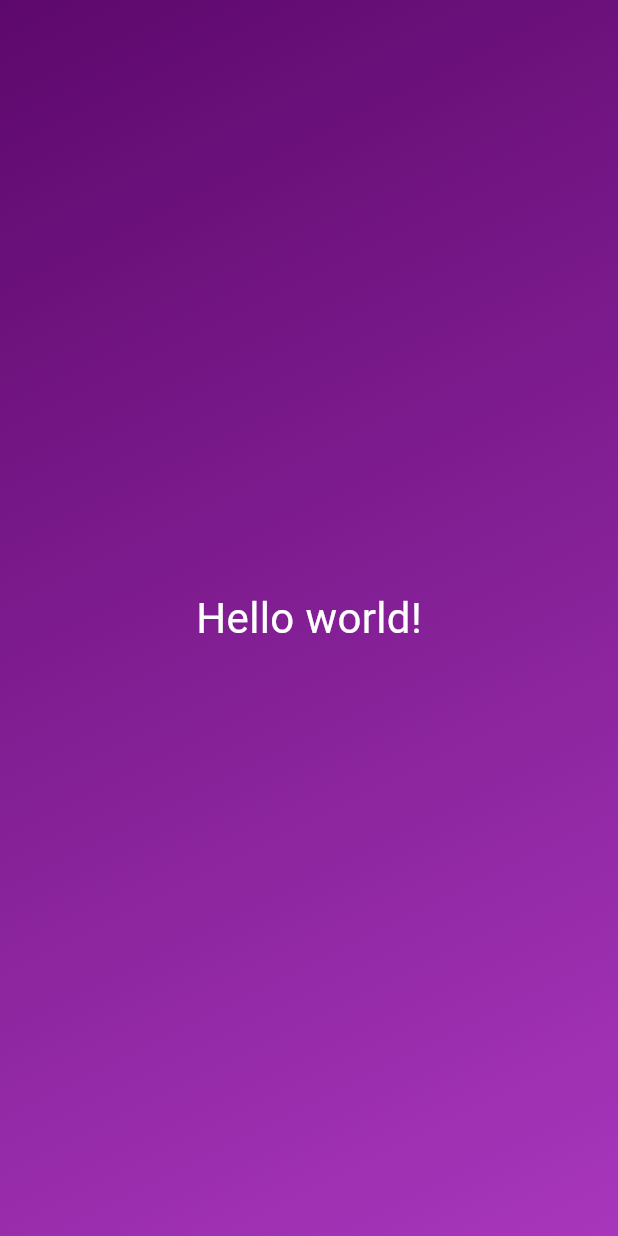
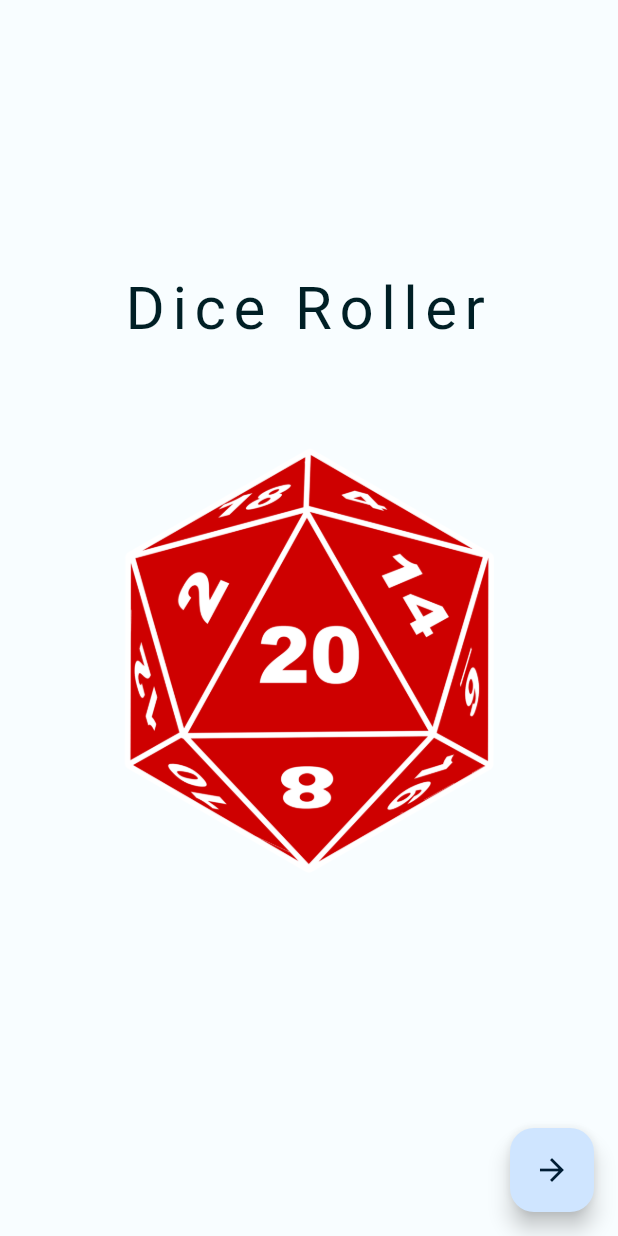
Before and after one commit to alvaromateo/dice_app, a Flutter app: the screen it shows after launch, on a phone screen of 412 x 824 dp. Run offline on Flutter 3.47's test engine with Material 3 defaults, Android fonts, the phone set to English and light mode, and no system bars; our stand-ins replace bloc, equatable, flutter_form_builder.

Commit message:
Add bloc for state management, splash screen and selection screen.

```diff
--- /dev/null
+++ b/lib/color_schemes.dart
@@ -0,0 +1,73 @@
+import 'package:flutter/material.dart';
+
+const lightColorScheme = ColorScheme(
+  brightness: Brightness.light,
+  primary: Color(0xFF00629D),
+  onPrimary: Color(0xFFFFFFFF),
+  primaryContainer: Color(0xFFCFE5FF),
+  onPrimaryContainer: Color(0xFF001D34),
+  secondary: Color(0xFF00639B),
+  onSecondary: Color(0xFFFFFFFF),
+  secondaryContainer: Color(0xFFCEE5FF),
+  onSecondaryContainer: Color(0xFF001D33),
+  tertiary: Color(0xFF2B5EA7),
+  onTertiary: Color(0xFFFFFFFF),
+  tertiaryContainer: Color(0xFFD7E3FF),
+  onTertiaryContainer: Color(0xFF001B3E),
+  error: Color(0xFFBA1A1A),
+  errorContainer: Color(0xFFFFDAD6),
+  onError: Color(0xFFFFFFFF),
+  onErrorContainer: Color(0xFF410002),
+  background: Color(0xFFF8FDFF),
+  onBackground: Color(0xFF001F25),
+  surface: Color(0xFFF8FDFF),
+  onSurface: Color(0xFF001F25),
+  surfaceVariant: Color(0xFFDEE3EB),
+  onSurfaceVariant: Color(0xFF42474E),
+  outline: Color(0xFF72777F),
+  onInverseSurface: Color(0xFFD6F6FF),
+  inverseSurface: Color(0xFF00363F),
+  inversePrimary: Color(0xFF99CBFF),
+  shadow: Color(0xFF000000),
+  surfaceTint: Color(0xFF00629D),
+  outlineVariant: Color(0xFFC2C7CF),
+  scrim: Color(0xFF000000),
+);
+
+const darkColorScheme = ColorScheme(
+  brightness: Brightness.dark,
+  primary: Color(0xFF99CBFF),
+  onPrimary: Color(0xFF003354),
+  primaryContainer: Color(0xFF004A78),
+  onPrimaryContainer: Color(0xFFCFE5FF),
+  secondary: Color(0xFF97CBFF),
+  onSecondary: Color(0xFF003353),
+  secondaryContainer: Color(0xFF004A76),
+  onSecondaryContainer: Color(0xFFCEE5FF),
+  tertiary: Color(0xFFAAC7FF),
+  onTertiary: Color(0xFF002F65),
+  tertiaryContainer: Color(0xFF00458E),
+  onTertiaryContainer: Color(0xFFD7E3FF),
+  error: Color(0xFFFFB4AB),
+  errorContainer: Color(0xFF93000A),
+  onError: Color(0xFF690005),
+  onErrorContainer: Color(0xFFFFDAD6),
+  background: Color(0xFF001F25),
+  onBackground: Color(0xFFA6EEFF),
+  surface: Color(0xFF001F25),
+  onSurface: Color(0xFFA6EEFF),
+  surfaceVariant: Color(0xFF42474E),
+  onSurfaceVariant: Color(0xFFC2C7CF),
+  outline: Color(0xFF8C9199),
+  onInverseSurface: Color(0xFF001F25),
+  inverseSurface: Color(0xFFA6EEFF),
+  inversePrimary: Color(0xFF00629D),
+  shadow: Color(0xFF000000),
+  surfaceTint: Color(0xFF99CBFF),
+  outlineVariant: Color(0xFF42474E),
+  scrim: Color(0xFF000000),
+);
+
+ColorScheme color(BuildContext context) {
+  return Theme.of(context).colorScheme;
+}
--- /dev/null
+++ b/lib/components/scaffold_wrapper.dart
@@ -0,0 +1,47 @@
+import 'package:flutter/material.dart';
+
+import '../color_schemes.dart';
+
+import 'package:dice_app/components/results.dart';
+import 'package:dice_app/components/select_dice.dart';
+import 'package:dice_app/components/splash.dart';
+
+class ScaffoldWrapper extends StatelessWidget {
+  final Widget content;
+
+  const ScaffoldWrapper(this.content, {Key? key}) : super(key: key);
+
+  // This widget is the root of your application.
+  @override
+  Widget build(BuildContext context) {
+    return Scaffold(
+      backgroundColor: color(context).background,
+      body: content,
+      floatingActionButton: FloatingActionButton(
+        onPressed: () {
+          switch (content.runtimeType) {
+            case SelectDice:
+              Navigator.of(context).push(MaterialPageRoute(
+                  builder: (ctx) => const ScaffoldWrapper(Results())));
+            case Results:
+              Navigator.of(context).push(MaterialPageRoute(
+                  builder: (ctx) => const ScaffoldWrapper(SelectDice())));
+            case Splash:
+              Navigator.of(context).push(MaterialPageRoute(
+                  builder: (ctx) => const ScaffoldWrapper(SelectDice())));
+            default:
+            // do nothing
+          }
+        },
+        tooltip: 'Roll',
+        child: switch (content.runtimeType) {
+          SelectDice => const Icon(Icons.casino),
+          Results => const Icon(Icons.redo),
+          Splash => const Icon(Icons.arrow_forward),
+          // we should not reach this point
+          _ => throw Error()
+        },
+      ),
+    );
+  }
+}
--- /dev/null
+++ b/lib/components/splash.dart
@@ -0,0 +1,31 @@
+import 'package:flutter/material.dart';
+
+import '../strings.dart';
+import 'title.dart' as dice_app;
+
+class Splash extends StatelessWidget {
+  const Splash({super.key});
+
+  @override
+  Widget build(BuildContext context) {
+    final width = MediaQuery.of(context).size.width;
+    final height = MediaQuery.of(context).size.height;
+    return Center(
+      child: Column(
+        mainAxisAlignment: MainAxisAlignment.center,
+        mainAxisSize: MainAxisSize.min,
+        children: [
+          const dice_app.Title(text: appTitle),
+          SizedBox(
+            width: width * 0.6,
+            height: height * 0.5,
+            child: Image.asset(
+              'assets/dice_app_icon.png',
+              fit: BoxFit.fitWidth,
+            ),
+          ),
+        ],
+      ),
+    );
+  }
+}
--- /dev/null
+++ b/lib/components/title.dart
@@ -0,0 +1,19 @@
+import 'package:flutter/material.dart';
+import '../color_schemes.dart';
+
+class Title extends StatelessWidget {
+  final String text;
+
+  const Title({super.key, required this.text});
+
+  @override
+  Widget build(BuildContext context) {
+    return Text(text,
+        textAlign: TextAlign.center,
+        style: TextStyle(
+          color: color(context).onBackground,
+          fontSize: 40,
+          letterSpacing: 5,
+        ));
+  }
+}
--- a/lib/main.dart
+++ b/lib/main.dart
@@ -1,29 +1,27 @@
+import 'package:dice_app/components/splash.dart';
 import 'package:flutter/material.dart';
+import 'color_schemes.dart';
+import 'components/scaffold_wrapper.dart';
 
 void main() {
-  runApp(MaterialApp(
-    home: Scaffold(
-      body: Container(
-        decoration: const BoxDecoration(
-          gradient: LinearGradient(
-            colors: [
-              Color.fromARGB(255, 93, 8, 108),
-              Color.fromARGB(255, 168, 54, 188),
-            ],
-            begin: Alignment.topLeft,
-            end: Alignment.bottomRight,
-          ),
-        ),
-        child: const Center(
-          child: Text(
-            'Hello world!',
-            style: TextStyle(
-              fontSize: 28,
-              color: Colors.white,
-            ),
-          ),
-        ),
-      ),
-    ),
-  ));
+  runApp(const MyApp());
 }
+
+/*
+Todo: change the home to be dynamic
+So that when the user clicks on the roll button the next screen will
+be the results screen (home is kind of like a splash screen)
+*/
+class MyApp extends StatelessWidget {
+  const MyApp({Key? key}) : super(key: key);
+
+  // This widget is the root of your application.
+  @override
+  Widget build(BuildContext context) {
+    return MaterialApp(
+      theme: ThemeData(useMaterial3: true, colorScheme: lightColorScheme),
+      darkTheme: ThemeData(useMaterial3: true, colorScheme: darkColorScheme),
+      home: const ScaffoldWrapper(Splash()),
+    );
+  }
+}
--- /dev/null
+++ b/lib/strings.dart
@@ -0,0 +1,2 @@
+const appTitle = 'Dice Roller';
+const selectDiceTitle = 'Configure throw';
```
Also changed, not shown: lib/bloc/dice_bloc.dart (added, +27 -0 lines), lib/bloc/dice_event.dart (added, +21 -0 lines), lib/bloc/dice_state.dart (added, +38 -0 lines), lib/components/results.dart (added, +20 -0 lines), lib/components/select_dice.dart (added, +72 -0 lines), pubspec.yaml (+7 -3 lines), assets/dice_app_icon.png (added), pubspec.lock.
